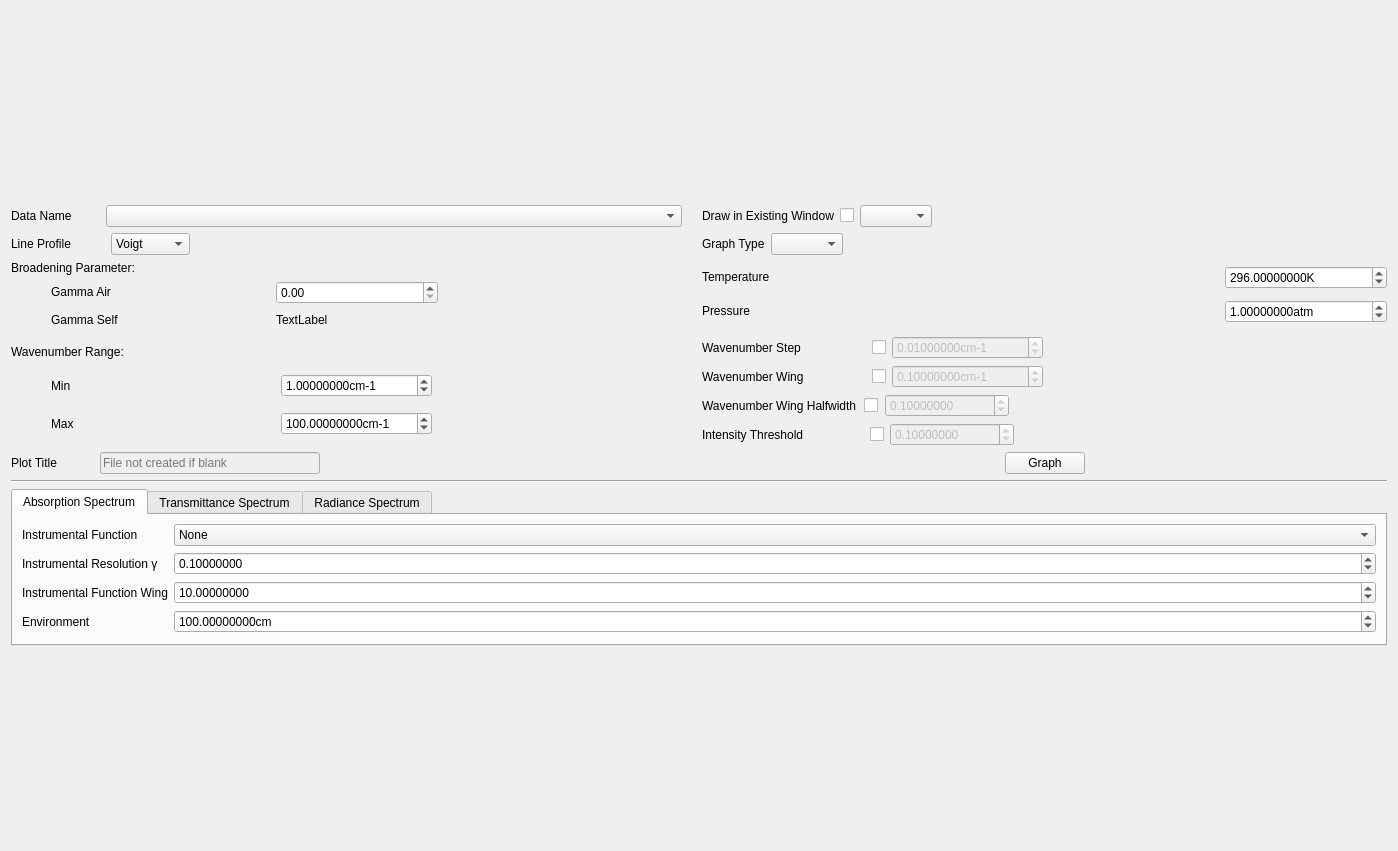
Before: the Qt Designer form layouts/graphing_window.ui in hitranonline/hapiest, drawn with Qt 5.
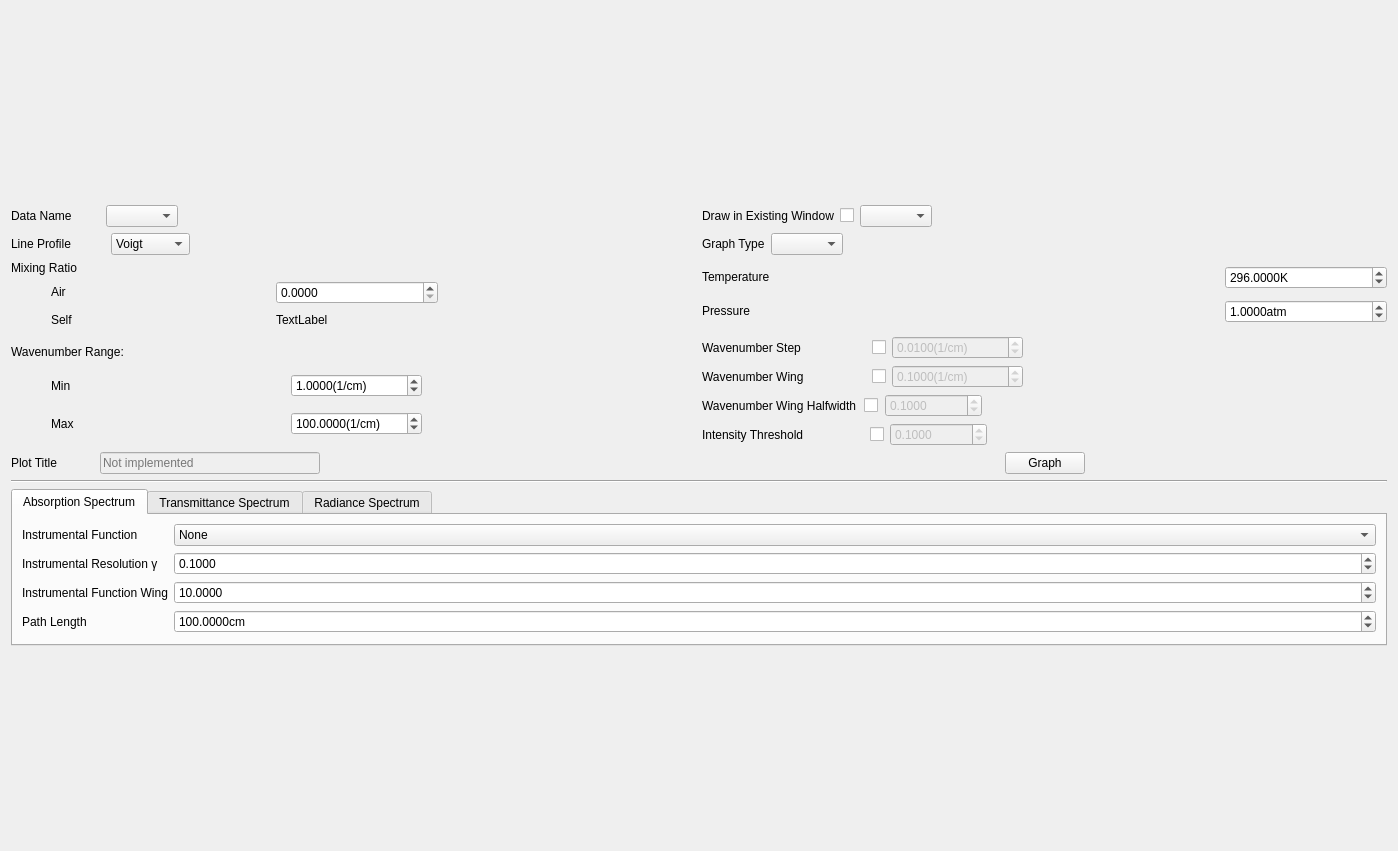
After: the same form once the commit is applied.

Patch:
```diff
--- a/layouts/graphing_window.ui
+++ b/layouts/graphing_window.ui
@@ -232,10 +232,10 @@
           </font>
          </property>
          <property name="suffix">
-          <string>cm-1</string>
+          <string>(1/cm)</string>
          </property>
          <property name="decimals">
-          <number>8</number>
+          <number>4</number>
          </property>
          <property name="maximum">
           <double>1000000000.000000000000000</double>
@@ -253,10 +253,10 @@
           </font>
          </property>
          <property name="suffix">
-          <string>cm-1</string>
+          <string>(1/cm)</string>
          </property>
          <property name="decimals">
-          <number>8</number>
+          <number>4</number>
          </property>
          <property name="maximum">
           <double>1000000000.000000000000000</double>
@@ -372,13 +372,13 @@
               </font>
              </property>
              <property name="suffix">
-              <string>cm-1</string>
+              <string>(1/cm)</string>
              </property>
              <property name="decimals">
-              <number>8</number>
+              <number>4</number>
              </property>
              <property name="minimum">
-              <double>0.000001000000000</double>
+              <double>0.000000000000000</double>
              </property>
              <property name="maximum">
               <double>1000000000.000000000000000</double>
@@ -467,13 +467,13 @@
               </font>
              </property>
              <property name="suffix">
-              <string>cm-1</string>
+              <string>(1/cm)</string>
              </property>
              <property name="decimals">
-              <number>8</number>
+              <number>4</number>
              </property>
              <property name="minimum">
-              <double>0.000001000000000</double>
+              <double>0.000000000000000</double>
              </property>
              <property name="maximum">
               <double>1000000000.000000000000000</double>
@@ -552,10 +552,10 @@
               </font>
              </property>
              <property name="decimals">
-              <number>8</number>
+              <number>4</number>
              </property>
              <property name="minimum">
-              <double>0.000001000000000</double>
+              <double>0.000000000000000</double>
              </property>
              <property name="maximum">
               <double>1000000000.000000000000000</double>
@@ -644,10 +644,10 @@
               </font>
              </property>
              <property name="decimals">
-              <number>8</number>
+              <number>4</number>
              </property>
              <property name="minimum">
-              <double>0.000001000000000</double>
+              <double>0.000000000000000</double>
              </property>
              <property name="maximum">
               <double>1000000000.000000000000000</double>
@@ -731,7 +731,7 @@
             </font>
            </property>
            <property name="placeholderText">
-            <string>File not created if blank</string>
+            <string>Not implemented</string>
            </property>
           </widget>
          </item>
@@ -848,10 +848,10 @@
              <item row="1" column="1">
               <widget class="QDoubleSpinBox" name="as_instrumental_resolution">
                <property name="decimals">
-                <number>8</number>
+                <number>4</number>
                </property>
                <property name="minimum">
-                <double>0.000001000000000</double>
+                <double>0.000000000000000</double>
                </property>
                <property name="maximum">
                 <double>100000000000000000.000000000000000</double>
@@ -871,10 +871,10 @@
              <item row="2" column="1">
               <widget class="QDoubleSpinBox" name="as_instrumental_fn_wing">
                <property name="decimals">
-                <number>8</number>
+                <number>4</number>
                </property>
                <property name="minimum">
-                <double>0.000001000000000</double>
+                <double>0.000000000000000</double>
                </property>
                <property name="maximum">
                 <double>99999999999999991433150857216.000000000000000</double>
@@ -887,7 +887,7 @@
              <item row="3" column="0">
               <widget class="QLabel" name="label_26">
                <property name="text">
-                <string>Environment</string>
+                <string>Path Length</string>
                </property>
               </widget>
              </item>
@@ -911,7 +911,7 @@
                   <string>cm</string>
                  </property>
                  <property name="decimals">
-                  <number>8</number>
+                  <number>4</number>
                  </property>
                  <property name="maximum">
                   <double>1000000000.000000000000000</double>
@@ -1386,7 +1386,7 @@
        <item>
         <widget class="QComboBox" name="data_name">
          <property name="sizePolicy">
-          <sizepolicy hsizetype="Expanding" vsizetype="Fixed">
+          <sizepolicy hsizetype="Maximum" vsizetype="Fixed">
            <horstretch>0</horstretch>
            <verstretch>0</verstretch>
           </sizepolicy>
@@ -1467,7 +1467,7 @@
             <string>K</string>
            </property>
            <property name="decimals">
-            <number>8</number>
+            <number>4</number>
            </property>
            <property name="maximum">
             <double>10000000.000000000000000</double>
@@ -1525,7 +1525,7 @@
             <string>atm</string>
            </property>
            <property name="decimals">
-            <number>8</number>
+            <number>4</number>
            </property>
            <property name="maximum">
             <double>1000000000.000000000000000</double>
@@ -1573,7 +1573,7 @@
             </font>
            </property>
            <property name="text">
-            <string>Gamma Air</string>
+            <string>Air</string>
            </property>
           </widget>
          </item>
@@ -1624,7 +1624,7 @@
             </font>
            </property>
            <property name="text">
-            <string>Gamma Self</string>
+            <string>Self</string>
            </property>
           </widget>
          </item>
@@ -1662,6 +1662,15 @@
            <pointsize>9</pointsize>
           </font>
          </property>
+         <property name="decimals">
+          <number>4</number>
+         </property>
+         <property name="maximum">
+          <double>1.000000000000000</double>
+         </property>
+         <property name="singleStep">
+          <double>0.010000000000000</double>
+         </property>
         </widget>
        </item>
        <item row="2" column="1">
@@ -1702,7 +1711,7 @@
           </font>
          </property>
          <property name="text">
-          <string>Broadening Parameter:</string>
+          <string>Mixing Ratio</string>
          </property>
         </widget>
        </item>
```
Left out of the diff: 24 changed lines with no effect on the pictures.
